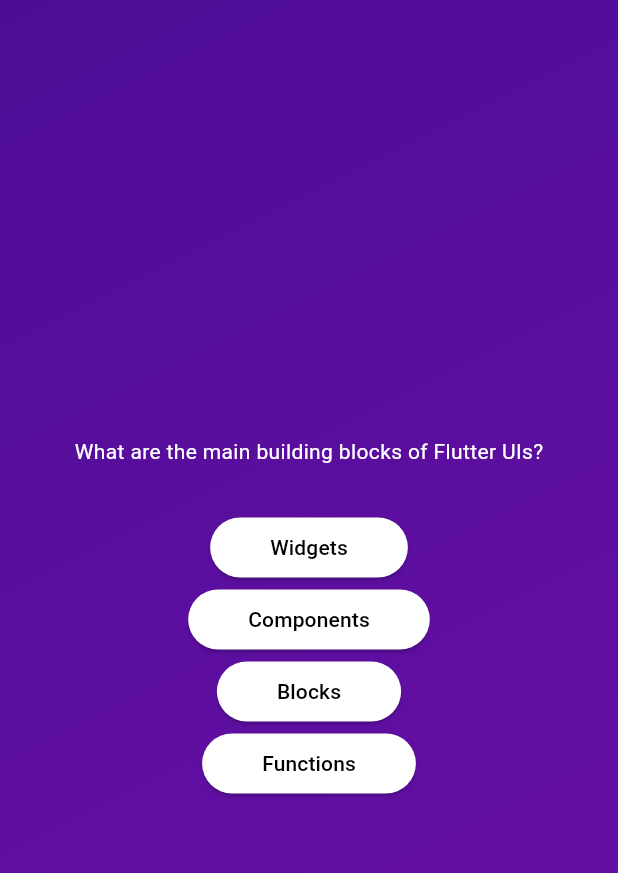
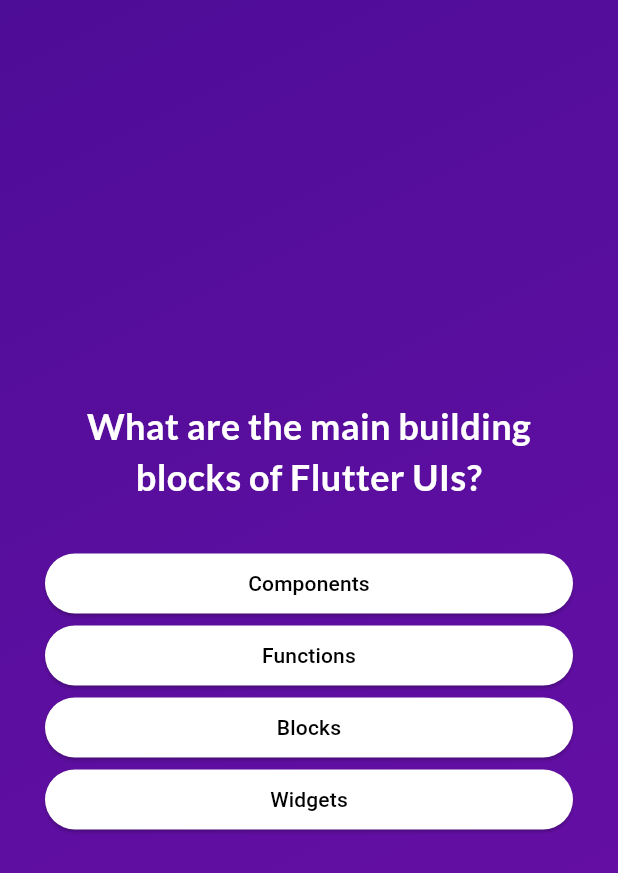
Before and after one commit to lorenzo-trevizani/flutter-adv-basics-app, a Flutter app: the screen it shows after launch, after a tap on "Start Quiz", on a phone screen of 412 x 824 dp. Shown: the top 873 px of the screen. Run offline on Flutter 3.47's test engine with Material 3 defaults, Android fonts, the phone set to English and light mode, and no system bars; our stand-ins replace google_fonts.

Commit message:
Add google fonts into question text

```diff
--- a/lib/Widget/answer_button.dart
+++ b/lib/Widget/answer_button.dart
@@ -12,7 +12,7 @@ class AnswerButton extends StatelessWidget {
       onPressed: onTap,
       style: ElevatedButton.styleFrom(
         padding: const EdgeInsets.symmetric(
-          horizontal: 40,
+          horizontal: 30,
           vertical: 10,
         ),
         backgroundColor: Colors.white,
@@ -21,7 +21,10 @@ class AnswerButton extends StatelessWidget {
           borderRadius: BorderRadius.circular(20),
         ),
       ),
-      child: Text(answerText),
+      child: Text(
+        answerText,
+        textAlign: TextAlign.center,
+      ),
     );
   }
 }
--- a/lib/models/quiz_question.dart
+++ b/lib/models/quiz_question.dart
@@ -3,4 +3,11 @@ class QuizQuestion {
 
   final String text;
   final List<String> answers;
+
+  List<String> getShuffedAnswers() {
+    final shuffedList = List.of(answers);
+    shuffedList.shuffle();
+
+    return shuffedList;
+  }
 }
--- a/lib/questions_screen.dart
+++ b/lib/questions_screen.dart
@@ -1,4 +1,5 @@
 import 'package:flutter/material.dart';
+import 'package:google_fonts/google_fonts.dart';
 
 import 'package:adv_basics/Widget/answer_button.dart';
 import 'package:adv_basics/data/questions.dart';
@@ -13,30 +14,49 @@ class QuestionsScreen extends StatefulWidget {
 }
 
 class _QuestionsScreenState extends State<QuestionsScreen> {
+  var currentQuestionIndex = 0;
+
+  void answerQuestion() {
+    setState(() {
+      currentQuestionIndex++;
+    });
+  }
+
   @override
   Widget build(context) {
-    final currentQuestion = questions[0];
+    final currentQuestion = questions[currentQuestionIndex];
 
     return SizedBox(
       width: double.infinity,
+      child: Container(
+        margin: const EdgeInsets.symmetric(
+          horizontal: 30,
+        ),
         child: Column(
           mainAxisAlignment: MainAxisAlignment.center,
+          crossAxisAlignment: CrossAxisAlignment.stretch,
           children: [
             Text(
               currentQuestion.text,
-            style: const TextStyle(color: Colors.white),
+              style: GoogleFonts.lato(
+                color: Colors.white,
+                fontSize: 24,
+                fontWeight: FontWeight.bold
+              ),
+              textAlign: TextAlign.center,
             ),
             const SizedBox(
               height: 30,
             ),
-          ...currentQuestion.answers.map((answer) {
+            ...currentQuestion.getShuffedAnswers().map((answer) {
               return AnswerButton(
                 answer,
-              () {},
+                answerQuestion,
               );
             }),
           ],
         ),
+      ),
     );
   }
 }
--- a/pubspec.yaml
+++ b/pubspec.yaml
@@ -35,6 +35,7 @@ dependencies:
   # The following adds the Cupertino Icons font to your application.
   # Use with the CupertinoIcons class for iOS style icons.
   cupertino_icons: ^1.0.6
+  google_fonts: ^6.2.1
 
 dev_dependencies:
   flutter_test:
```
Also changed, not shown: pubspec.lock, 7 other files. Lines whose indentation alone changed are shown as unchanged.
